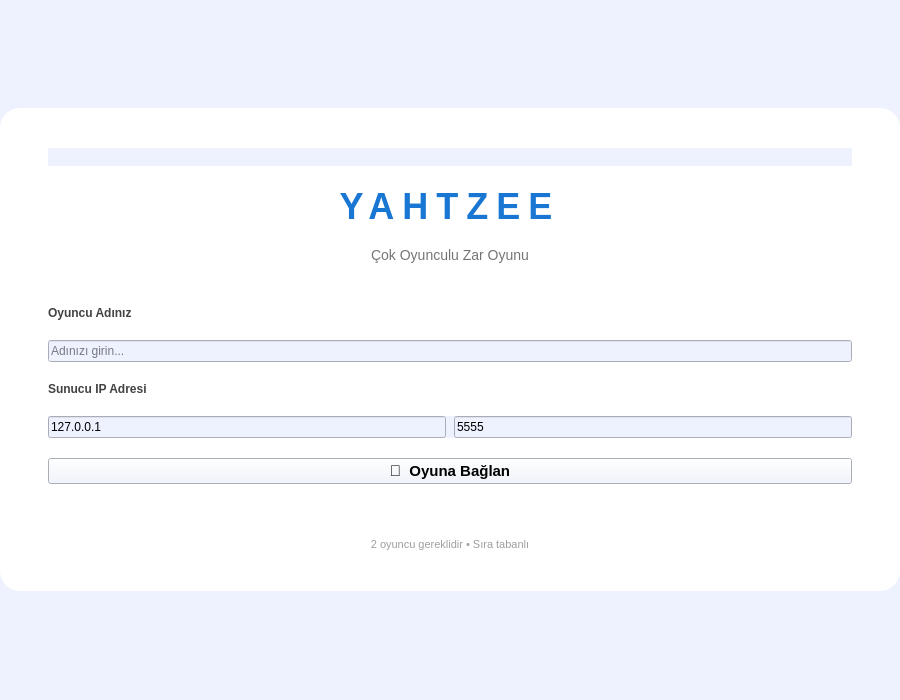
Qt form client/ui/screens/ui_files/start_screen.ui (dilarakuloglu/yahtzee-game) before a commit.
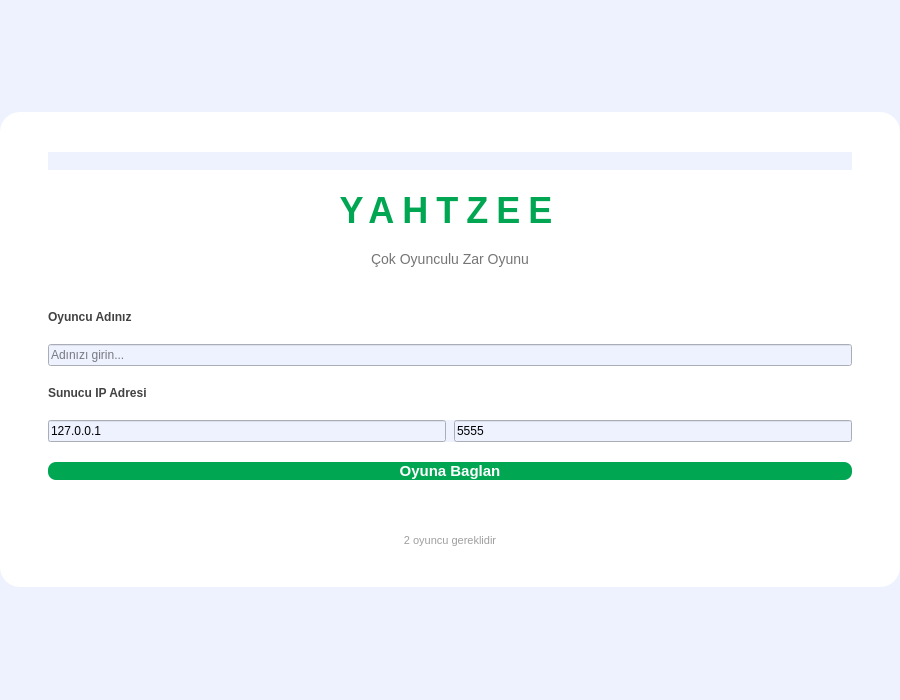
The same form after that commit.

Commit message: refactor: update screen layouts and styling

```diff
--- a/client/ui/screens/ui_files/start_screen.ui
+++ b/client/ui/screens/ui_files/start_screen.ui
@@ -59,7 +59,7 @@
         <property name="text"><string>YAHTZEE</string></property>
         <property name="alignment"><set>Qt::AlignCenter</set></property>
         <property name="styleSheet">
-         <string>color: #1976D2; font-size: 36px; font-weight: bold; letter-spacing: 8px;</string>
+         <string>color: #00A651; font-size: 36px; font-weight: bold; letter-spacing: 8px;</string>
         </property>
        </widget>
       </item>
@@ -141,10 +141,10 @@
       <!-- Bağlan butonu -->
       <item>
        <widget class="QPushButton" name="connectBtn">
-        <property name="text"><string>🎲  Oyuna Bağlan</string></property>
+        <property name="text"><string>Oyuna Baglan</string></property>
         <property name="minimumHeight"><number>48</number></property>
         <property name="styleSheet">
-         <string>font-size: 15px; font-weight: bold;</string>
+         <string>background-color: #00A651; color: white; font-size: 15px; font-weight: bold; border-radius: 8px;</string>
         </property>
         <property name="cursor">
          <cursorShape>PointingHandCursor</cursorShape>
@@ -167,7 +167,7 @@
       <!-- Bilgi etiketi -->
       <item>
        <widget class="QLabel" name="infoLabel">
-        <property name="text"><string>2 oyuncu gereklidir • Sıra tabanlı</string></property>
+        <property name="text"><string>2 oyuncu gereklidir</string></property>
         <property name="alignment"><set>Qt::AlignCenter</set></property>
         <property name="styleSheet">
          <string>color: #9E9E9E; font-size: 11px;</string>
```
Left out of the diff: 11 changed lines with no effect on the pictures. The commit also changes 9 other files.
